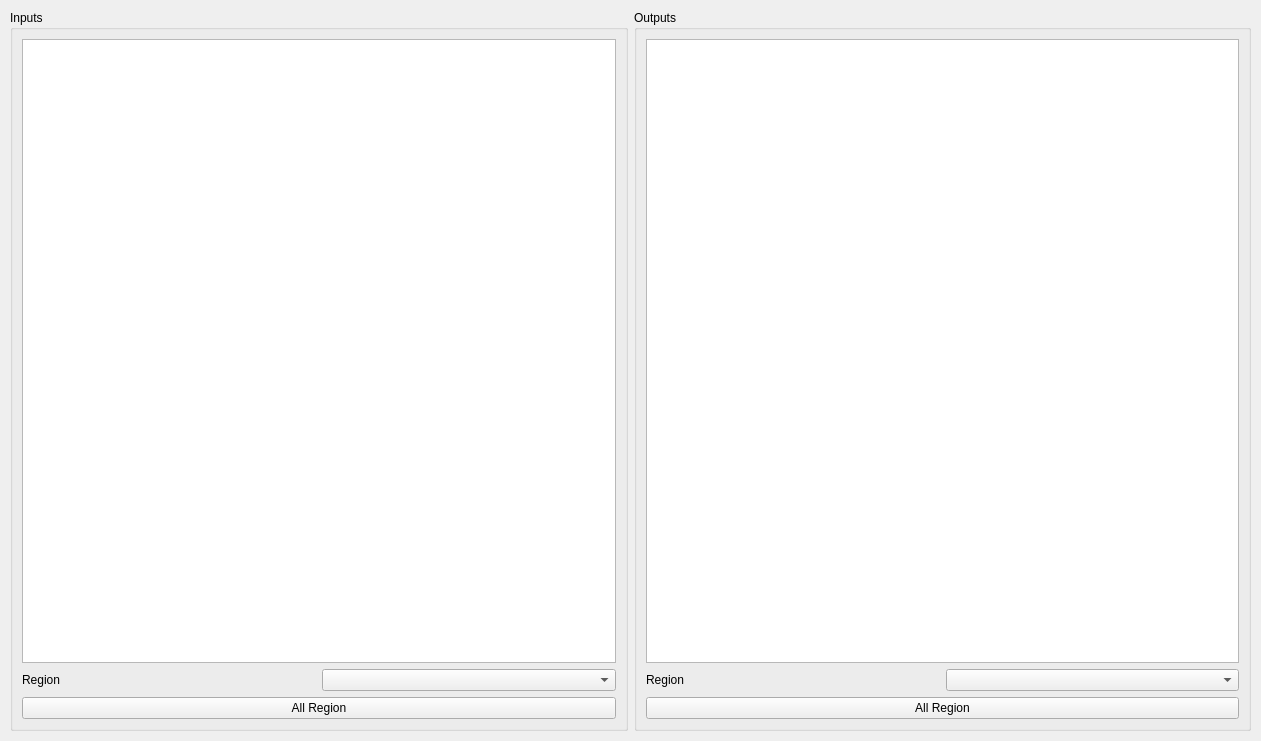
Old version of the form bank-view/frontiooverride.ui in the repository smandyscom/front-base-widget.
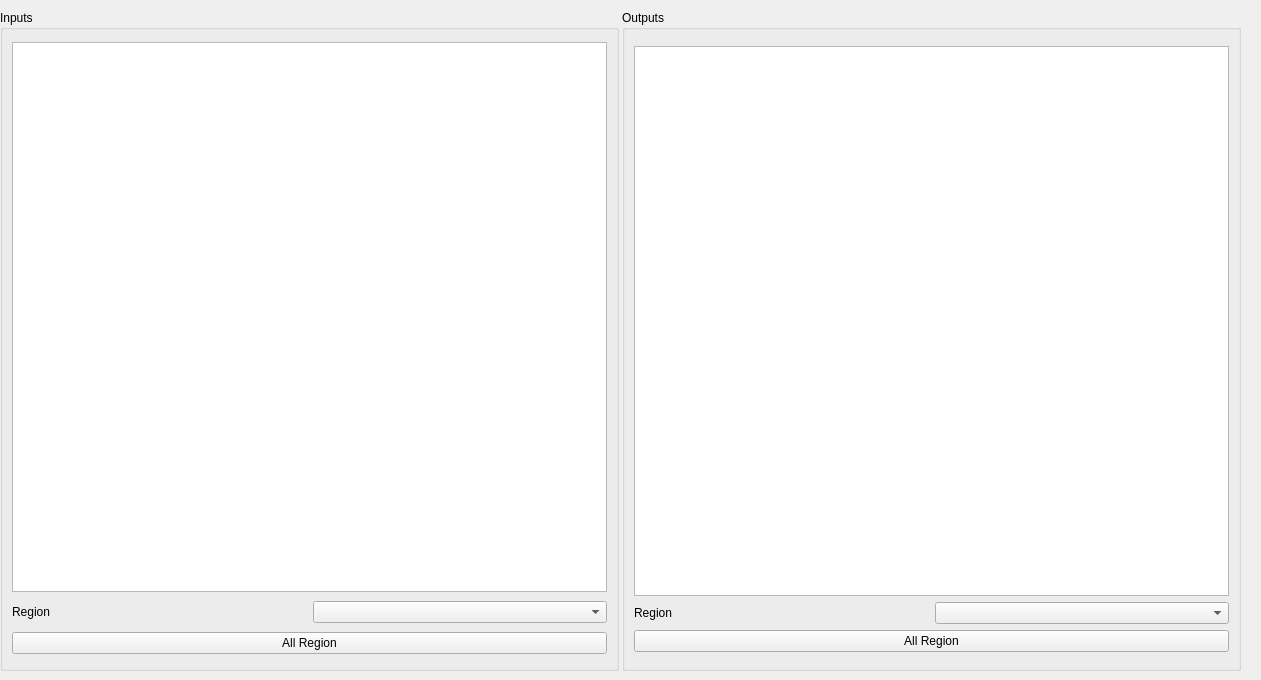
New version of the form.

Diff of the .ui file:
```diff
--- a/bank-view/frontiooverride.ui
+++ b/bank-view/frontiooverride.ui
@@ -7,7 +7,7 @@
     <x>0</x>
     <y>0</y>
     <width>1261</width>
-    <height>741</height>
+    <height>680</height>
    </rect>
   </property>
   <property name="maximumSize">
@@ -19,18 +19,27 @@
   <property name="windowTitle">
    <string>Form</string>
   </property>
-  <widget class="QWidget" name="">
+  <widget class="QWidget" name="layoutWidget">
    <property name="geometry">
     <rect>
-     <x>10</x>
+     <x>0</x>
      <y>10</y>
      <width>1241</width>
-     <height>721</height>
+     <height>661</height>
     </rect>
    </property>
    <layout class="QHBoxLayout" name="horizontalLayout_4">
+    <property name="spacing">
+     <number>3</number>
+    </property>
     <item>
-     <widget class="QGroupBox" name="groupBox">
+     <widget class="QGroupBox" name="groupBoxInput">
+      <property name="maximumSize">
+       <size>
+        <width>16777215</width>
+        <height>700</height>
+       </size>
+      </property>
       <property name="title">
        <string>Inputs</string>
       </property>
@@ -38,7 +47,14 @@
        <item>
         <layout class="QVBoxLayout" name="verticalLayout">
          <item>
-          <widget class="QTableView" name="tableViewInputs"/>
+          <widget class="QTableView" name="tableViewInputs">
+           <property name="maximumSize">
+            <size>
+             <width>16777215</width>
+             <height>550</height>
+            </size>
+           </property>
+          </widget>
          </item>
          <item>
           <layout class="QHBoxLayout" name="horizontalLayout">
@@ -67,7 +83,13 @@
      </widget>
     </item>
     <item>
-     <widget class="QGroupBox" name="groupBox_2">
+     <widget class="QGroupBox" name="groupBoxOuput">
+      <property name="maximumSize">
+       <size>
+        <width>16777215</width>
+        <height>700</height>
+       </size>
+      </property>
       <property name="title">
        <string>Outputs</string>
       </property>
@@ -75,7 +97,14 @@
        <item>
         <layout class="QVBoxLayout" name="verticalLayout_3">
          <item>
-          <widget class="QTableView" name="tableViewOutputs"/>
+          <widget class="QTableView" name="tableViewOutputs">
+           <property name="maximumSize">
+            <size>
+             <width>16777215</width>
+             <height>550</height>
+            </size>
+           </property>
+          </widget>
          </item>
          <item>
           <layout class="QVBoxLayout" name="verticalLayout_2">
```
